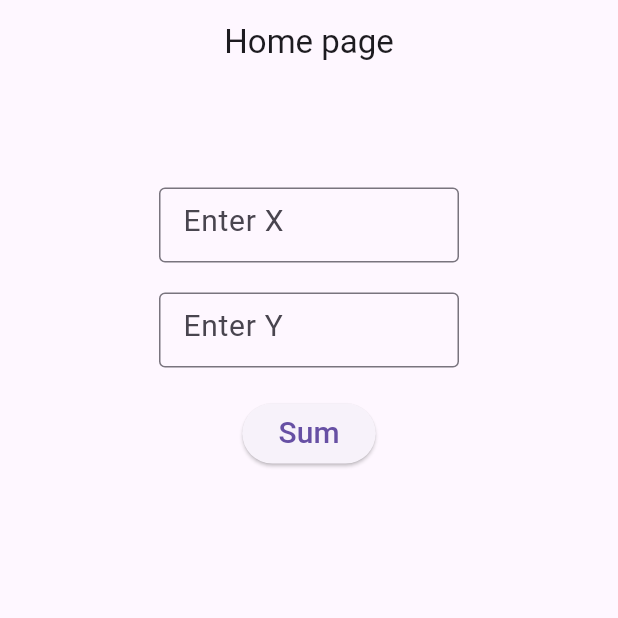
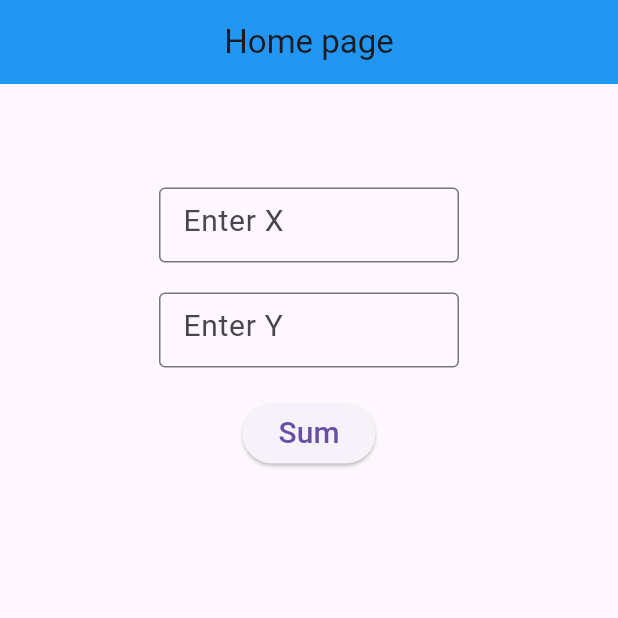
Before and after one commit to alichoumane/flutter_stateful_widget, a Flutter app: the screen it shows after launch, on a phone screen of 412 x 824 dp, the top half of it. Run offline on Flutter 3.47's test engine with Material 3 defaults, Android fonts, the light colour scheme and no system bars.

Commit message:
fixed appbar color

```diff
--- a/lib/home.dart
+++ b/lib/home.dart
@@ -41,7 +41,11 @@ class _HomeState extends State<Home> {
   @override
   Widget build(BuildContext context) {
     return Scaffold(
-      appBar: AppBar(title: const Text("Home page"), centerTitle: true),
+      appBar: AppBar(
+        title: const Text("Home page"),
+        centerTitle: true,
+        backgroundColor: Colors.blue,
+      ),
       body: Center(
         child: Column(
           children: [
```
